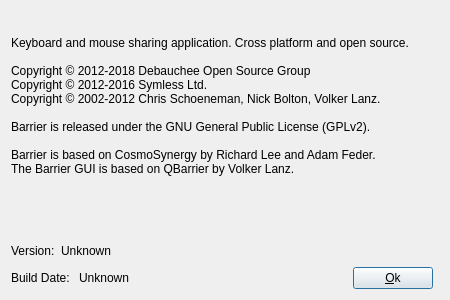
Before: the Qt Designer form src/gui/src/AboutDialogBase.ui in deskflow/deskflow, drawn with Qt 5.
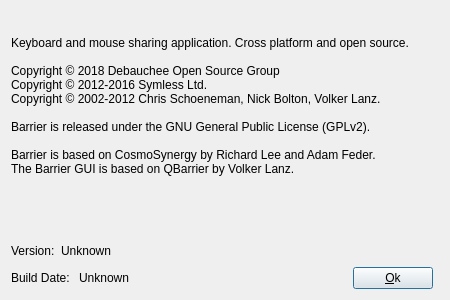
After: the same form once the commit is applied. Icons and pictures are not drawn.

Commit message: fix SSL fingerprint text and about box copyright text

```diff
--- a/src/gui/src/AboutDialogBase.ui
+++ b/src/gui/src/AboutDialogBase.ui
@@ -52,7 +52,7 @@
      <property name="text">
       <string>&lt;p&gt;
 Keyboard and mouse sharing application. Cross platform and open source.&lt;br /&gt;&lt;br /&gt;
-Copyright © 2012-2018 Debauchee Open Source Group&lt;br /&gt;
+Copyright © 2018 Debauchee Open Source Group&lt;br /&gt;
 Copyright © 2012-2016 Symless Ltd.&lt;br /&gt;
 Copyright © 2002-2012 Chris Schoeneman, Nick Bolton, Volker Lanz.&lt;br /&gt;&lt;br /&gt;
 Barrier is released under the GNU General Public License (GPLv2).&lt;br /&gt;&lt;br /&gt;
```
The commit also changes 1 other file.
